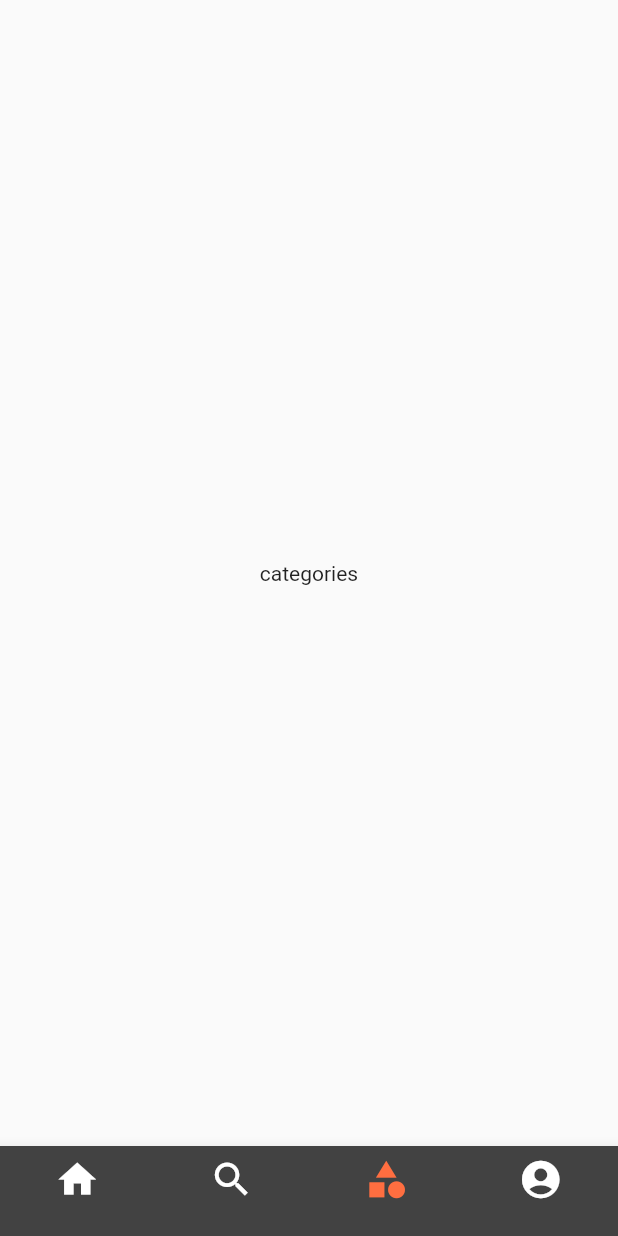
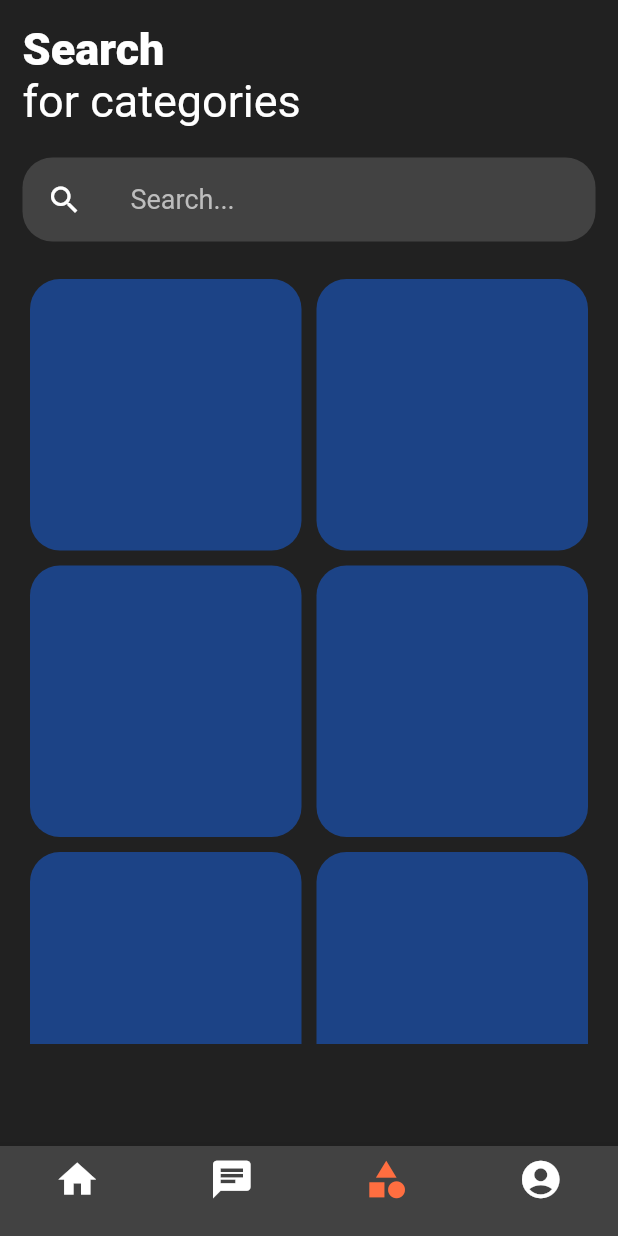
Before and after one commit to AMANDEEP-DAS/planetsUI-app, a Flutter app: the BottomNav screen opened directly, item 3 of the bottom bar chosen, on a phone screen of 412 x 824 dp. Run offline on Flutter 3.47's test engine with Material 2 defaults, Android fonts, the phone set to English and light mode, and no system bars; our stand-ins replace curved_navigation_bar; network calls fail.

Commit message:
category screen

```diff
--- a/lib/screens/bottom_nav_bar.dart
+++ b/lib/screens/bottom_nav_bar.dart
@@ -1,4 +1,5 @@
 import 'package:flutter/material.dart';
+import 'package:planets_app/screens/cat_screen.dart';
 import 'package:planets_app/screens/home_screen.dart';
 
 class BottomNav extends StatefulWidget {
@@ -12,8 +13,8 @@ class _BottomNavState extends State<BottomNav> {
   int _currentIndex = 0;
   final screens =[
     HomeScreen(),
-    Center(child: Text('search'),),
-    Center(child: Text('categories'),),
+    Center(child: Text('chat'),),
+    CatScreen(),
     Center(child: Text('profile'),)
   ];
   @override
@@ -27,7 +28,7 @@ class _BottomNavState extends State<BottomNav> {
         currentIndex: _currentIndex,
         items: [
           BottomNavigationBarItem(icon: Icon(Icons.home,size: 30,),label: ''),
-          BottomNavigationBarItem(icon: Icon(Icons.search,size: 30,),label: ''),
+          BottomNavigationBarItem(icon: Icon(Icons.chat,size: 30,),label: ''),
           BottomNavigationBarItem(icon: Icon(Icons.category,size: 30,),label: ''),
           BottomNavigationBarItem(icon: Icon(Icons.account_circle,size: 30,),label: ''),
         ],
--- /dev/null
+++ b/lib/screens/cat_screen.dart
@@ -0,0 +1,83 @@
+import 'package:flutter/cupertino.dart';
+import 'package:flutter/material.dart';
+import 'package:planets_app/screens/home_screen.dart';
+import 'dart:math' as math;
+
+class CatScreen extends StatefulWidget {
+  const CatScreen({Key? key}) : super(key: key);
+
+  @override
+  _CatScreenState createState() => _CatScreenState();
+}
+
+class _CatScreenState extends State<CatScreen> {
+  @override
+  Widget build(BuildContext context) {
+    return Scaffold(
+      body: Container(
+        padding: EdgeInsets.only(left: 15,top: 15,right: 15),
+        color: Colors.black87,
+        height: MediaQuery.of(context).size.height,
+        width: MediaQuery.of(context).size.width,
+        child: SafeArea(
+          child: ScrollConfiguration(
+            behavior: MyBehavior(),
+            child: SingleChildScrollView(
+              child: Container(
+                width: MediaQuery.of(context).size.width,
+                child: Column(
+                  crossAxisAlignment: CrossAxisAlignment.start,
+                  children: [
+                    Text('Search',style: TextStyle(fontWeight: FontWeight.w900,fontSize: 30,color: Colors.white),),
+                    Text('for categories',style: TextStyle(fontSize: 30,color: Colors.white)),
+                    SizedBox(height: 20,),
+                    Container(
+                      decoration: BoxDecoration(
+                          color: Colors.grey.shade800,
+                          borderRadius: BorderRadius.all(Radius.circular(20))
+                      ),
+                      child: ListTile(
+                        leading: Icon(Icons.search,color: Colors.white,),
+                        title: TextField(
+                          cursorColor: Colors.white,
+                          style: TextStyle(
+                              color: Colors.white
+                          ),
+                          decoration: InputDecoration(
+                              hintText: 'Search...',
+                              hintStyle: TextStyle(
+                                color: Colors.grey.shade400,
+                                fontSize: 18,
+                              ),
+                              border: InputBorder.none
+                          ),
+                        ),
+                      ),
+                    ),
+                    SizedBox(height: 20,),
+                    Container(
+                      width: MediaQuery.of(context).size.width,
+                      height: MediaQuery.of(context).size.height/1.6,
+                      child: GridView.count(
+                        crossAxisCount: 2,
+                        children: List.generate(20, (index) {
+                          return Container(
+                            margin: EdgeInsets.all(5),
+                            decoration: BoxDecoration(
+                              color: Color((math.Random().nextDouble() * 0xFFFFFF).toInt()).withOpacity(1.0),
+                              borderRadius: BorderRadius.all(Radius.circular(20))
+                            ),
+                          );
+                        }),
+                      ),
+                    ),
+                  ],
+                ),
+              ),
+            ),
+          ),
+        ),
+      ),
+    );
+  }
+}
```
